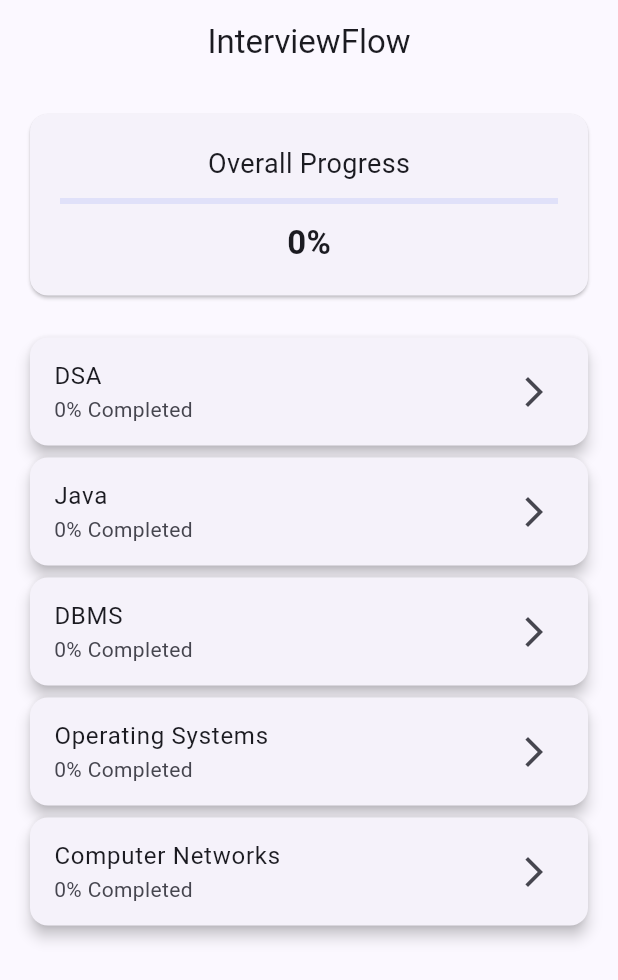
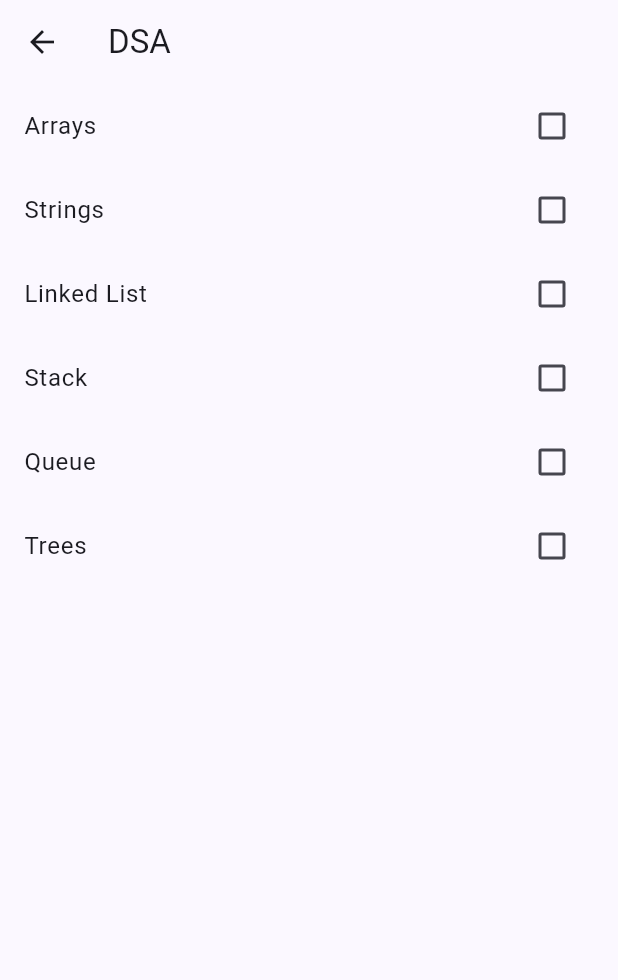
Before and after one commit to vedantmhatre054-maker/interview_flow, a Flutter app: the screen it shows after launch, after a tap on "DSA", on a phone screen of 412 x 824 dp. Shown: the top 980 px of the screen. Run offline on Flutter 3.47's test engine with Material 3 defaults, Android fonts, the phone set to English and light mode, and no system bars.

Commit message:
feat: initial project setup

```diff
--- a/lib/screens/home_screen.dart
+++ b/lib/screens/home_screen.dart
@@ -1,6 +1,7 @@
 import 'package:flutter/material.dart';
 import '../data/subject_data.dart';
 import '../widgets/subject_card.dart';
+import 'subject_screen.dart';
 
 class HomeScreen extends StatelessWidget {
   const HomeScreen({super.key});
@@ -62,7 +63,16 @@ class HomeScreen extends StatelessWidget {
                 itemBuilder: (context, index) {
                   return SubjectCard(
                     subject: subjects[index],
-                    onTap: () {},
+                    onTap: () {
+                        Navigator.push(
+                            context,
+                            MaterialPageRoute(
+                            builder: (_) => SubjectScreen(
+                                subject: subjects[index],
+                            ),
+                            ),
+                        );
+                      },
                   );
                 },
               ),
--- /dev/null
+++ b/lib/screens/subject_screen.dart
@@ -0,0 +1,36 @@
+import 'package:flutter/material.dart';
+import '../models/subject.dart';
+
+class SubjectScreen extends StatefulWidget {
+  final Subject subject;
+
+  const SubjectScreen({super.key, required this.subject});
+
+  @override
+  State<SubjectScreen> createState() => _SubjectScreenState();
+}
+
+class _SubjectScreenState extends State<SubjectScreen> {
+  @override
+  Widget build(BuildContext context) {
+    return Scaffold(
+      appBar: AppBar(
+        title: Text(widget.subject.name),
+      ),
+      body: ListView.builder(
+        itemCount: widget.subject.topics.length,
+        itemBuilder: (context, index) {
+          return CheckboxListTile(
+            title: Text(widget.subject.topics[index]),
+            value: widget.subject.completed[index],
+            onChanged: (value) {
+              setState(() {
+                widget.subject.completed[index] = value!;
+              });
+            },
+          );
+        },
+      ),
+    );
+  }
+}
```
